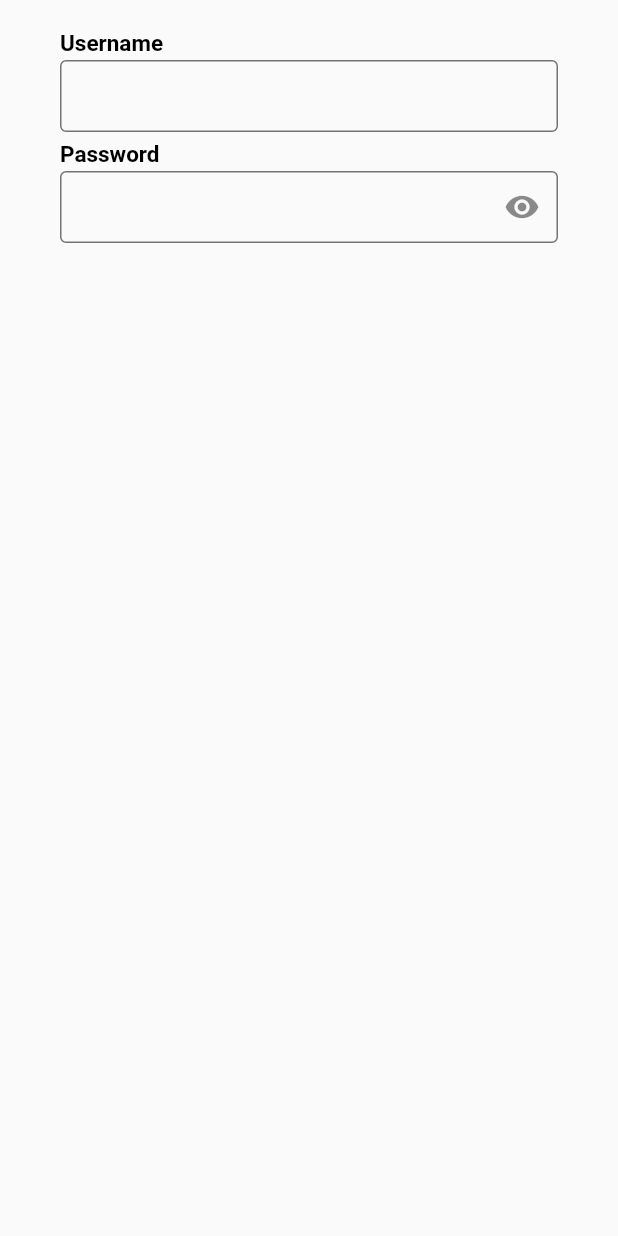
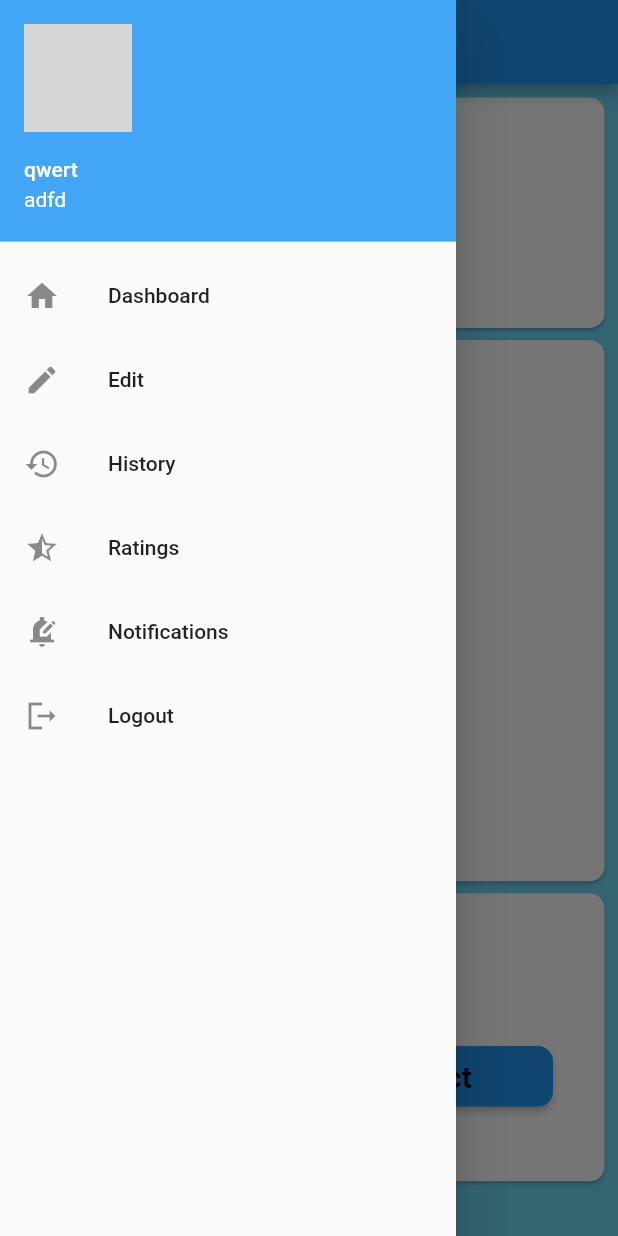
Before and after one commit to subinninan321/r456, a Flutter app: the screen it shows after launch, with the side drawer open (before the commit the screen has no drawer), on a phone screen of 412 x 824 dp. Run offline on Flutter 3.47's test engine with Material 2 defaults, Android fonts, the phone set to English and light mode, and no system bars; our stand-ins replace firebase_core, fluttertoast; accounts and stored records are empty; grey boxes are pictures that could not be loaded.

Commit message:
2nd most of the pages connected

```diff
--- a/lib/DriverRegCon.dart
+++ b/lib/DriverRegCon.dart
@@ -1,6 +1,8 @@
 import 'package:flutter/material.dart';
 import 'package:r456/RegCon.dart';
 import 'package:r456/appFunctions.dart';
+
+import 'DriverLogin.dart';
 
 class DriverRegCon extends StatefulWidget
 {
@@ -27,7 +29,7 @@ class _DriverRegCon extends State<DriverRegCon>
       appBar: AppBar(
         leading: IconButton(
           onPressed: (){
-           // Navigator.pop(context);
+           Navigator.pop(context);
           },
           icon: const Icon(Icons.arrow_back_ios_new),
           iconSize: 24,
--- /dev/null
+++ b/lib/NavPanel.dart
@@ -0,0 +1,67 @@
+import 'package:flutter/material.dart';
+import 'package:r456/DriverLogin.dart';
+import 'package:r456/HistoryPage.dart';
+import 'package:r456/dashboard.dart';
+
+class NavPanel extends StatelessWidget {
+  const NavPanel({Key? key}) : super(key: key);
+  @override
+  Widget build(BuildContext context) {
+    return Drawer(
+      child: ListView(
+        padding: EdgeInsets.zero,
+        children: [
+          UserAccountsDrawerHeader(
+              accountName: Text("qwert"),
+              accountEmail: Text("adfd"),
+              currentAccountPicture: CircleAvatar(
+                child: ClipOval(
+                  child: Image.asset(
+                      'img1.jpg',
+                    width: 90,
+                    height: 90,
+                    fit: BoxFit.fill,
+                  ),
+                ),
+              ),
+            decoration: BoxDecoration(
+              color: Colors.blue.shade400,
+            ),
+          ),
+          ListTile(
+            leading: const Icon(Icons.home_sharp),
+            title: const Text('Dashboard'),
+            onTap: () => Navigator.push(context,MaterialPageRoute(builder: (context) => const dashboard())),
+          ),
+          ListTile(
+            leading: const Icon(Icons.edit),
+            title: const Text('Edit'),
+            onTap: () => print('edt'),
+          ),
+          ListTile(
+            leading: const Icon(Icons.history_sharp),
+            title: const Text('History'),
+            onTap: () => Navigator.push(context,MaterialPageRoute(builder: (context) => const HistoryPage())),
+          ),
+          ListTile(
+            leading: const Icon(Icons.star_half_sharp),
+            title: const Text('Ratings'),
+            onTap: () => print('ratings'),
+          ),
+          ListTile(
+            leading: const Icon(Icons.edit_notifications_sharp),
+            title: const Text('Notifications'),
+            onTap: () => print('Notification'),
+          ),
+          ListTile(
+              leading: const Icon(Icons.logout_sharp),
+              title: const Text('Logout'),
+              onTap: () {
+                Navigator.pushNamedAndRemoveUntil(
+                    context, "login", (Route<dynamic> route) => false);
+              }),
+        ],
+      ),
+    );
+  }
+}
--- a/lib/appFunctions.dart
+++ b/lib/appFunctions.dart
@@ -1,4 +1,5 @@
 import 'package:flutter/material.dart';
+import 'package:fluttertoast/fluttertoast.dart';
 
 class appFunctions {
   void main() {
@@ -11,6 +12,10 @@ class appFunctions {
     } else {
       return 30;
     }
+  }
+  void driverStatus(String status)
+  {
+    Fluttertoast.showToast(msg: status,fontSize: 16);
   }
 
   Widget inputField({
--- /dev/null
+++ b/lib/dashboard.dart
@@ -0,0 +1,277 @@
+import 'package:flutter/material.dart';
+import 'package:r456/DriverRegCon.dart';
+import 'package:r456/HistoryPage.dart';
+import 'package:r456/NavPanel.dart';
+import 'package:r456/appFunctions.dart';
+
+class dashboard extends StatefulWidget {
+  const dashboard({Key? key}) : super(key: key);
+
+  @override
+  State<dashboard> createState() => _dashboardState();
+}
+
+class _dashboardState extends State<dashboard> {
+  bool value = false;
+  @override
+  // void initState(){
+  //   print('inti');
+  //   super.initState();
+  // }
+  @override
+
+  final appBar = AppBar(
+
+    title: const Text("Dashboard",
+      style: TextStyle(
+        fontSize: 22,
+        fontWeight: FontWeight.bold,
+        color: Colors.black,
+      ),),
+  );
+  @override
+  Widget build(BuildContext context) {
+    MediaQueryData queryData;
+    queryData = MediaQuery.of(context);
+    final scrnHeight =queryData.size.height;
+    final barHeight =appBar.preferredSize.height;
+    final stbarHeight=queryData.padding.top;
+    final conHeight=(scrnHeight-barHeight-stbarHeight);
+    return Scaffold (
+      resizeToAvoidBottomInset: true,
+      drawer: NavPanel(),
+      appBar: appBar,
+      body: SafeArea(
+        child: Container(
+          color: Color(0xb337c8f8),
+          padding: const EdgeInsets.symmetric(horizontal: 5,vertical: 5),
+          width: double.infinity,
+          child: Column(
+           // mainAxisAlignment: MainAxisAlignment.spaceEvenly,
+
+            children: <Widget>[
+              Card(
+                color: const Color(0xffffffff),
+                shape: RoundedRectangleBorder(
+                  borderRadius: BorderRadius.circular(10),
+                ),
+                child: Container(
+                  padding: const EdgeInsets.all(10),
+                  width: double.infinity,
+                  height: conHeight*0.2,
+                  child:Column(
+                    crossAxisAlignment: CrossAxisAlignment.start,
+                    mainAxisAlignment: MainAxisAlignment.start,
+                    mainAxisSize: MainAxisSize.min,
+                    children: [
+                      const Text("Welcome,",
+                        textAlign: TextAlign.start,
+                        style: TextStyle(
+                          fontSize: 22,
+                          fontWeight: FontWeight.bold,
+                          color: Colors.black,
+                        ),
+                      ),
+                      const Text("Vehicle Model : ",
+                      textAlign: TextAlign.left,
+                      style: TextStyle(
+                        fontSize: 16,
+                        color: Colors.black,
+                      ),
+                      ),
+                      const Text("Vehicle No : ",
+                      textAlign: TextAlign.left,
+                      style: TextStyle(
+                        fontSize: 16,
+                        color: Colors.black,
+                      ),
+                      ),
+                      Container(
+                        padding:const EdgeInsets.only(left: 5),
+                        child: Row(
+                        crossAxisAlignment: CrossAxisAlignment.center,
+                        mainAxisAlignment: MainAxisAlignment.spaceAround,
+                        mainAxisSize: MainAxisSize.min,
+                        children: <Widget> [
+
+                            Column(
+                              children: const [
+                                Text("Ready to drive",
+                                  textAlign: TextAlign.start,
+                                  style: TextStyle(
+                                    fontSize: 24,
+                                    color: Colors.black,
+                                    fontWeight: FontWeight.bold
+                                  ),
+                                ),
+                              ],
+                            ),
+                          Column(
+                              children: [
+                                statusSwitch(),
+                              ],
+                            ),
+                          ],
+                        ),
+                      )
+                    ],
+
+                  ),
+                 ),
+              ),
+              Card(
+                color: const Color(0xffffffff),
+                shape: RoundedRectangleBorder(
+                  borderRadius: BorderRadius.circular(10),
+                ),
+                child: Container(
+                  width: double.infinity,
+                  height: conHeight*0.47,
+                  child:Column(
+                    mainAxisAlignment: MainAxisAlignment.start,
+                    mainAxisSize: MainAxisSize.min,
+                    children: const [
+                      Text("Map",
+                        textAlign: TextAlign.start,
+                        style: TextStyle(
+                          fontSize: 22,
+                          fontWeight: FontWeight.bold,
+                          color: Colors.black,
+                        ),
+                      ),
+                      Text(": ",
+                      textAlign: TextAlign.left,
+                      style: TextStyle(
+                        fontSize: 16,
+                        color: Colors.black,
+                      ),
+                      )
+                    ],
+
+                  ),
+                 ),
+              ),
+              Card(// for ride request
+                color: const Color(0xffffffff),
+                shape: RoundedRectangleBorder(
+                  borderRadius: BorderRadius.circular(10),
+                ),
+                child: Container(
+                  width: double.infinity,
+                  height: conHeight*0.25,
+                  padding: const EdgeInsets.all(10),
+                  child:Column(
+                    crossAxisAlignment: CrossAxisAlignment.start,
+                    mainAxisAlignment: MainAxisAlignment.start,
+                    mainAxisSize: MainAxisSize.min,
+                    children: <Widget> [
+                      const Text("From : ",
+                        textAlign: TextAlign.start,
+                        style: TextStyle(
+                          fontSize: 22,
+                          fontWeight: FontWeight.bold,
+                          color: Colors.black,
+                        ),
+                      ),
+                      const Text("To   : ",
+                      textAlign: TextAlign.left,
+                      style: TextStyle(
+                        fontSize: 22,
+                        fontWeight: FontWeight.bold,
+                        color: Colors.black,
+                      ),
+                      ),
+                      const Text("Fare : ",
+                      textAlign: TextAlign.left,
+                      style: TextStyle(
+                        fontSize: 22,
+                        fontWeight: FontWeight.bold,
+                        color: Colors.black,
+                      ),
+                      ),
+
+                      Container(
+                        padding:const EdgeInsets.only(left: 10,right: 10,top: 10),
+                        child: Row(
+                          crossAxisAlignment: CrossAxisAlignment.center,
+                          mainAxisAlignment: MainAxisAlignment.spaceAround,
+                          mainAxisSize: MainAxisSize.min,
+                          children: <Widget> [
+                            MaterialButton(
+                              minWidth: queryData.size.width*0.4,
+                              height: 40,
+                              onPressed: () {
+                                print("buuto");
+                                Navigator.push(context,MaterialPageRoute(builder: (context) => const DriverRegCon()));
+                              },
+                              color: Colors.blue,
+                              shape: RoundedRectangleBorder(
+                                side: const BorderSide(
+                                  color: Colors.blue,
+                                ),
+                                borderRadius: BorderRadius.circular(10),
+                              ),
+                              child: const Text(
+                                "Accept",
+                                style: TextStyle(
+                                  fontWeight: FontWeight.bold,
+                                  fontSize: 20,
+                                ),
+
+                              ),
+                            ),
+
+                            SizedBox(width: 10,),
+                            MaterialButton(
+                              color: Colors.blue,
+                              minWidth: queryData.size.width*0.4,
+                              height: 40,
+                              onPressed: () {
+                                appFunctions().driverStatus("Online");
+                                print("buuto");
+                                print(value);
+                                Navigator.push(context,MaterialPageRoute(builder: (context) => const HistoryPage()));
+                              },
+                              shape: RoundedRectangleBorder(
+                                side: const BorderSide(
+                                  color: Colors.blue,
+                                ),
+                                borderRadius: BorderRadius.circular(10),
+                              ),
+                              child: const Text(
+                                "Reject",
+                                style: TextStyle(
+                                  fontWeight: FontWeight.bold,
+                                  fontSize: 20,
+                                ),
+
+                              ),
+                            ),
+
+                          ],
+                        ),
+                      )
+
+                    ],
+
+                  ),
+                 ),
+              ),
+            ],
+          ),
+        ),
+      ),
+    );
+  }
+  Widget statusSwitch()=>Transform.scale(
+    scale: 1.5,
+    child:Switch.adaptive(
+          value: value,
+          activeColor: Colors.blueAccent,
+          activeTrackColor: Colors.greenAccent,
+          inactiveThumbColor: Colors.red,
+          inactiveTrackColor: Colors.black,
+          onChanged:(value) =>setState(()=>this.value=value),
+      ),
+  );
+}
--- a/lib/main.dart
+++ b/lib/main.dart
@@ -1,7 +1,9 @@
 import 'package:flutter/material.dart';
+import 'package:r456/DriverLogin.dart';
 //import 'package:r456/DriverRegCon.dart';
 //import 'package:r456/RegCon.dart';
-import 'DriverLogin.dart';
+//import 'DriverLogin.dart';
+import 'dashboard.dart';
 
 void main() {
   runApp(const MyApp());
@@ -19,7 +21,11 @@ class MyApp extends StatelessWidget {
 
         primarySwatch: Colors.blue,
       ),
-      home: const DriverLogin(),
+      //home: const DriverLogin(),
+      home: const dashboard(),
+      routes: {
+        "login": (_) => const DriverLogin(),
+      },
     );
   }
 }
--- a/pubspec.yaml
+++ b/pubspec.yaml
@@ -36,6 +36,7 @@ dependencies:
   # Use with the CupertinoIcons class for iOS style icons.
   cupertino_icons: ^1.0.2
   dashboard: ^0.0.2+4
+  fluttertoast: ^8.0.9
 
 dev_dependencies:
   flutter_test:
```
Also changed, not shown: lib/DriverLogin.dart (+65 -0 lines), lib/HistoryPage.dart (added, +184 -0 lines), pubspec.lock.
